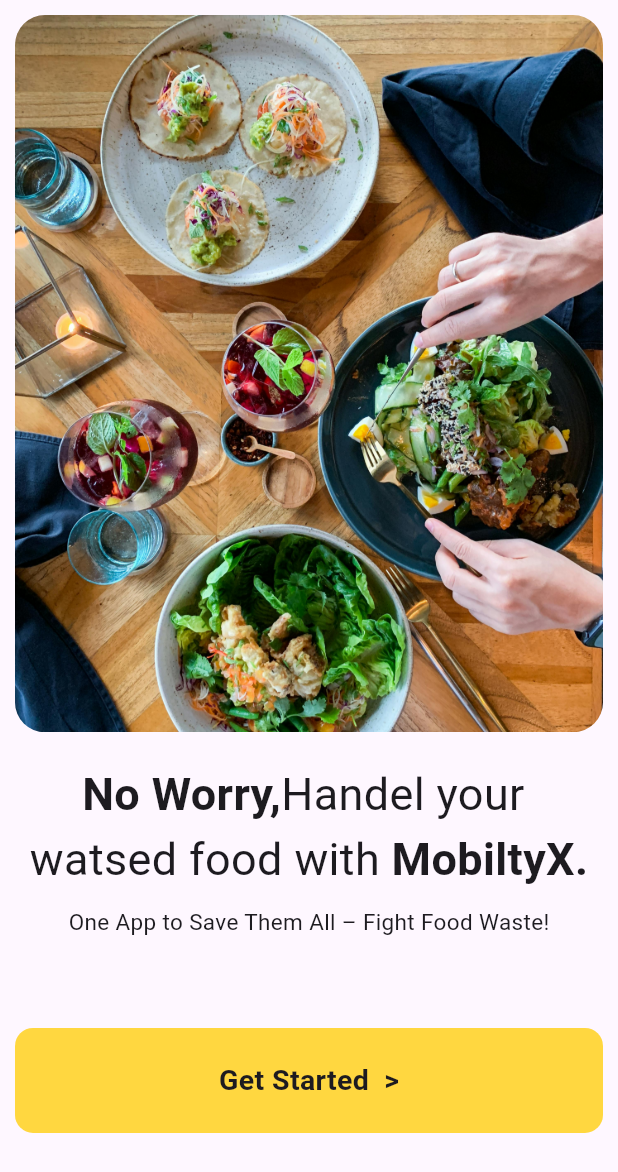
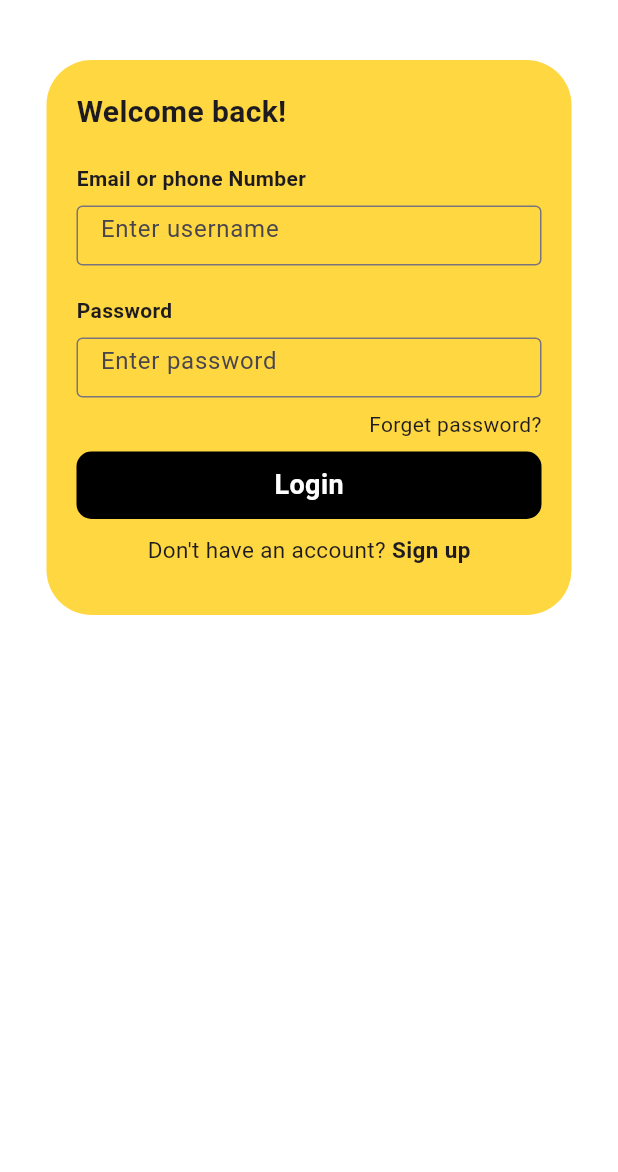
Before and after one commit to mohamedamine-code/Hak4food, a Flutter app: the screen it shows after launch, after a tap on an icon or button, on a phone screen of 412 x 824 dp. Shown: the top 1172 px of the screen. Run offline on Flutter 3.47's test engine with Material 3 defaults, Android fonts, the phone set to English and light mode, and no system bars; our stand-ins replace lottie; missing offline and left inert: json5.

Commit message:
commit-2

```diff
--- /dev/null
+++ b/lib/pages/SignUp.dart
@@ -0,0 +1,136 @@
+import 'package:flutter/material.dart';
+import 'package:lottie/lottie.dart';
+import 'package:json5/json5.dart';
+
+class SignUp extends StatelessWidget {
+  const SignUp({super.key});
+
+  @override
+  Widget build(BuildContext context) {
+    return Scaffold(
+      backgroundColor: Colors.white,
+      body: SafeArea(
+        child: SingleChildScrollView(
+          child: Center(
+            child: Column(
+              children: [
+                SizedBox(height: 40), // Instead of Expanded for spacing
+                Padding(
+                  padding: const EdgeInsets.only(bottom: 12.0),
+                  child: Container(
+                    height: 370,
+                    width: 350,
+                    decoration: BoxDecoration(
+                      borderRadius: BorderRadius.circular(30),
+                      color: Colors.amberAccent,
+                    ),
+                    child: Container(
+                      padding: EdgeInsets.symmetric(horizontal: 20),
+                      alignment: Alignment.topLeft,
+                      child: Column(
+                        mainAxisAlignment: MainAxisAlignment.start,
+                        crossAxisAlignment: CrossAxisAlignment.start,
+                        children: [
+                          Padding(
+                            padding: const EdgeInsets.symmetric(vertical: 20),
+                            child: Text(
+                              'Welcome back!',
+                              style: TextStyle(
+                                fontSize: 20,
+                                fontWeight: FontWeight.bold,
+                              ),
+                            ),
+                          ),
+                          Text(
+                            'Email or phone Number',
+                            style: TextStyle(
+                              fontWeight: FontWeight.bold,
+                            ),
+                          ),
+                          SizedBox(height: 8),
+                          SizedBox(
+                            height: 40,
+                            child: TextField(
+                              decoration: InputDecoration(
+                                border: OutlineInputBorder(),
+                                hintText: 'Enter username',
+                              ),
+                            ),
+                          ),
+                          SizedBox(height: 20),
+                          Text(
+                            'Password',
+                            style: TextStyle(
+                              fontWeight: FontWeight.bold,
+                            ),
+                          ),
+                          SizedBox(height: 8),
+                          SizedBox(
+                            height: 40,
+                            child: TextField(
+                              obscureText: true, // For password field
+                              decoration: InputDecoration(
+                                border: OutlineInputBorder(),
+                                hintText: 'Enter password',
+                              ),
+                            ),
+                          ),
+                          Padding(
+                            padding: const EdgeInsets.symmetric(vertical: 8.0),
+                            child: Align(
+                              alignment: Alignment.topRight,
+                              child: Text('Forget password?'),
+                            ),
+                          ),
+                          GestureDetector(
+                            onTap: () {},
+                            child: Container(
+                              height: 45,
+                              decoration: BoxDecoration(
+                                borderRadius: BorderRadius.circular(10),
+                                color: Colors.black,
+                              ),
+                              child: Center(
+                                child: Text(
+                                  'Login',
+                                  style: TextStyle(
+                                    fontSize: 18,
+                                    fontWeight: FontWeight.bold,
+                                    color: Colors.white
+                                  ),
+                                ),
+                              ),
+                            ),
+                          ),
+                          SizedBox(height: 10),
+                          Center(
+                            child: Text.rich(
+                              TextSpan(children: [
+                                TextSpan(
+                                  text: 'Don\'t have an account? ',
+                                  style: TextStyle(fontSize: 15)
+                                ),
+                                TextSpan(
+                                  text: 'Sign up',
+                                  style: TextStyle(
+                                    fontSize: 15,
+                                    fontWeight: FontWeight.bold
+                                  )
+                                )
+                              ])
+                            ),
+                          )
+                        ],
+                      ),
+                    ),
+                  ),
+                ),
+                SizedBox(height: 40), // Additional spacing if needed
+              ],
+            ),
+          ),
+        ),
+      ),
+    );
+  }
+}
--- a/lib/pages/fisrt_page.dart
+++ b/lib/pages/fisrt_page.dart
@@ -1,4 +1,5 @@
 import 'package:flutter/material.dart';
+import 'package:haack4food/pages/SignUp.dart';
 
 class fisrt_page extends StatelessWidget {
   const fisrt_page({super.key});
@@ -48,9 +49,11 @@
                   "One App to Save Them All – Fight Food Waste!",
                   style: TextStyle(fontSize: 15),
                 ),
-                SizedBox(height: 60),
+                SizedBox(height: 50),
                 GestureDetector(
-                  onTap: () {},
+                  onTap: () {
+                    Navigator.push(context, MaterialPageRoute(builder: (context)=>SignUp()));
+                  },
                   child: Container(
                     decoration: BoxDecoration(
                       borderRadius: BorderRadius.circular(12),
--- a/pubspec.yaml
+++ b/pubspec.yaml
@@ -34,6 +34,9 @@
   # The following adds the Cupertino Icons font to your application.
   # Use with the CupertinoIcons class for iOS style icons.
   cupertino_icons: ^1.0.8
+  lottie: ^3.3.1
+  video_player: ^2.7.0
+  chewie: ^1.4.0
 
 dev_dependencies:
   flutter_test:
@@ -45,6 +48,7 @@
   # package. See that file for information about deactivating specific lint
   # rules and activating additional ones.
   flutter_lints: ^5.0.0
+  json5:
 
 # For information on the generic Dart part of this file, see the
 # following page: https://dart.dev/tools/pub/pubspec
@@ -60,7 +64,7 @@
   # To add assets to your application, add an assets section, like this:
   assets:
     - assets/img/
-  #   - images/a_dot_ham.jpeg
+    - assets/video/
 
   # An image asset can refer to one or more resolution-specific "variants", see
   # https://flutter.dev/to/resolution-aware-images
```
Also changed, not shown: pubspec.lock, 3 other files.
